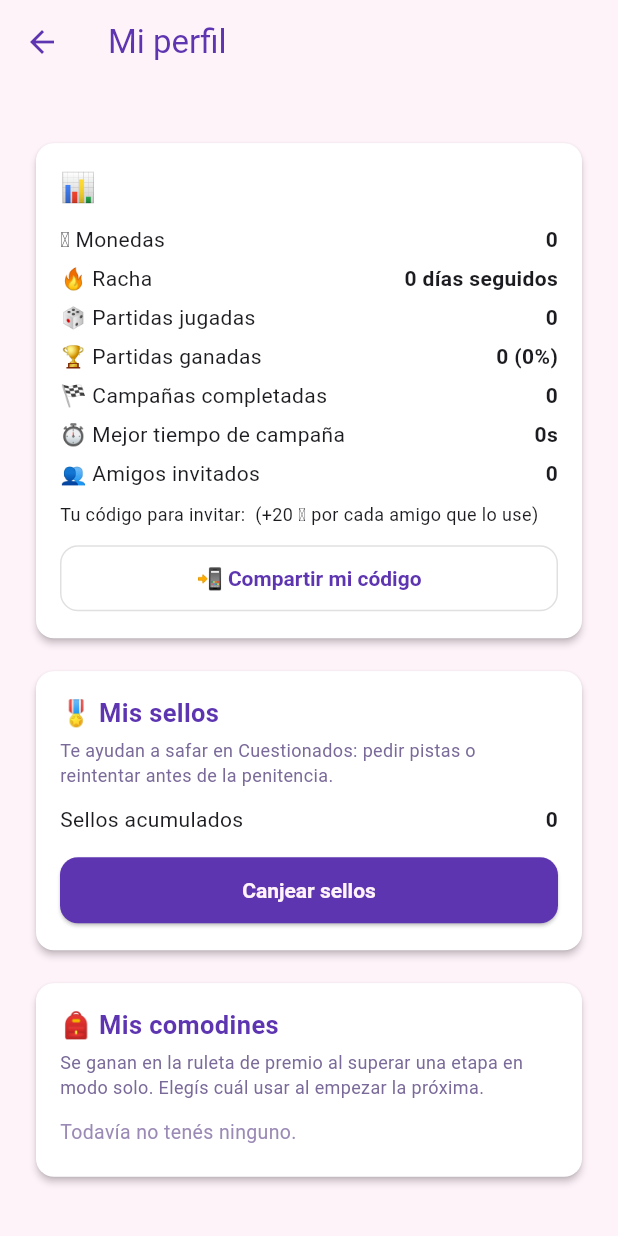
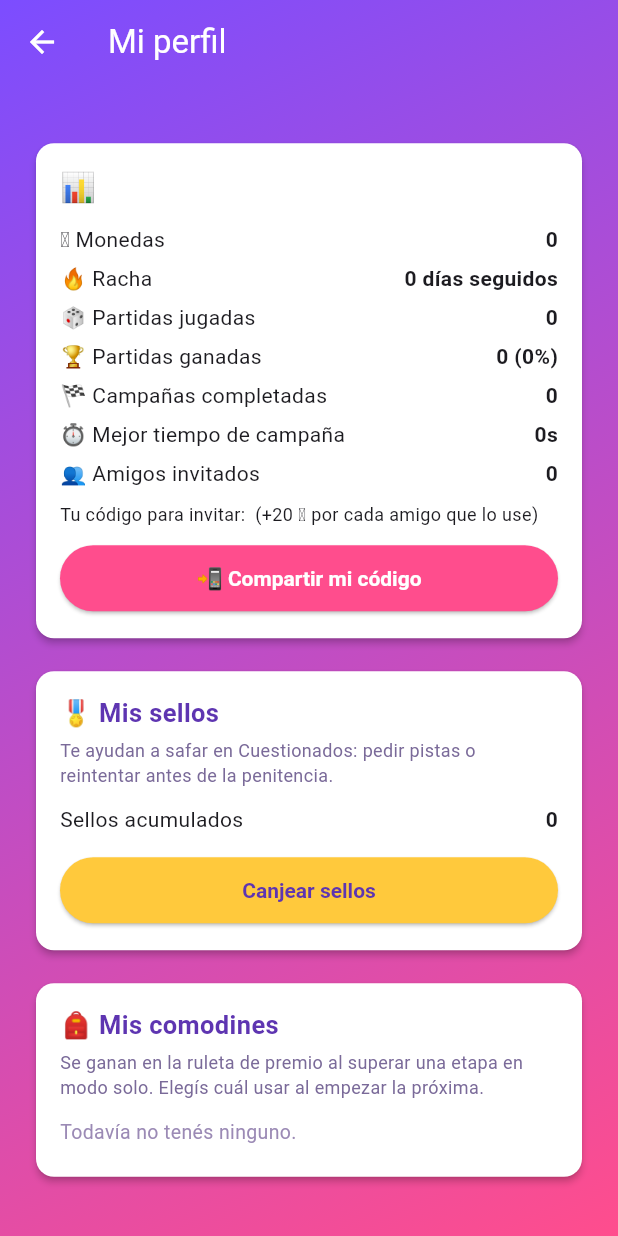
Before and after one commit to solucioneselectromedicassj-ai/La-oca-, a Flutter app: the PerfilScreen screen opened directly with empty values, on a phone screen of 412 x 824 dp. Run offline on Flutter 3.47's test engine with Material 3 defaults, Android fonts, the phone set to English and light mode, and no system bars; our stand-ins replace audioplayers, share_plus, shared_preferences, supabase_flutter; missing offline and left inert: onesignal_flutter, realtime_client; accounts and stored records are empty; Roboto replaces fonts that are missing (Georgia).

Commit message:
Extender la paleta viva a Mi perfil
Mismo fondo violeta/fucsia que lobby y amigos, y los botones de
compartir código / canjear sellos con colores de acento en vez de los
estilos por defecto.

```diff
--- a/ocaland_flutter/lib/screens/perfil_screen.dart
+++ b/ocaland_flutter/lib/screens/perfil_screen.dart
@@ -115,11 +115,16 @@ class _PerfilScreenState extends State<PerfilScreen> {
     final multiplicadorActivo = u.multiplicadorVenceTs != null && u.multiplicadorVenceTs!.isAfter(DateTime.now());
 
     return Scaffold(
-      backgroundColor: AppColors.parchment,
-      appBar: AppBar(backgroundColor: AppColors.parchment, elevation: 0, foregroundColor: AppColors.violetDark, title: const Text('Mi perfil')),
-      body: SafeArea(
+      backgroundColor: Colors.transparent,
+      extendBodyBehindAppBar: true,
+      appBar: AppBar(backgroundColor: Colors.transparent, elevation: 0, foregroundColor: Colors.white, title: const Text('Mi perfil')),
+      body: Container(
+        decoration: const BoxDecoration(
+          gradient: LinearGradient(begin: Alignment.topLeft, end: Alignment.bottomRight, colors: AppColors.heroGradient),
+        ),
+        child: SafeArea(
           child: _cargando
-            ? const Center(child: CircularProgressIndicator(color: AppColors.violetDark))
+              ? const Center(child: CircularProgressIndicator(color: Colors.white))
               : Center(
                   child: ConstrainedBox(
                     constraints: const BoxConstraints(maxWidth: 420),
@@ -148,7 +153,8 @@ class _PerfilScreenState extends State<PerfilScreen> {
                                 const SizedBox(height: 10),
                                 SizedBox(
                                   width: double.infinity,
-                                  child: OutlinedButton(
+                                  child: ElevatedButton(
+                                    style: ElevatedButton.styleFrom(backgroundColor: AppColors.fuchsia, foregroundColor: Colors.white, shape: const StadiumBorder()),
                                     onPressed: () => Share.share('🎲 ¡Jugá Ocaland conmigo! Usá mi código ${u.codigoReferido} al entrar.\n${AppConfig.appUrl}'),
                                     child: const Text('📲 Compartir mi código'),
                                   ),
@@ -172,7 +178,11 @@ class _PerfilScreenState extends State<PerfilScreen> {
                                 const SizedBox(height: 10),
                                 SizedBox(
                                   width: double.infinity,
-                                  child: ElevatedButton(onPressed: _abrirCanjeSellos, child: const Text('Canjear sellos')),
+                                  child: ElevatedButton(
+                                    style: ElevatedButton.styleFrom(backgroundColor: AppColors.gold, foregroundColor: AppColors.violetDark, shape: const StadiumBorder()),
+                                    onPressed: _abrirCanjeSellos,
+                                    child: const Text('Canjear sellos'),
+                                  ),
                                 ),
                               ],
                             ),
@@ -207,6 +217,7 @@ class _PerfilScreenState extends State<PerfilScreen> {
                 ),
               ),
         ),
+      ),
     );
   }
 
```
Lines whose indentation alone changed are shown as unchanged.
